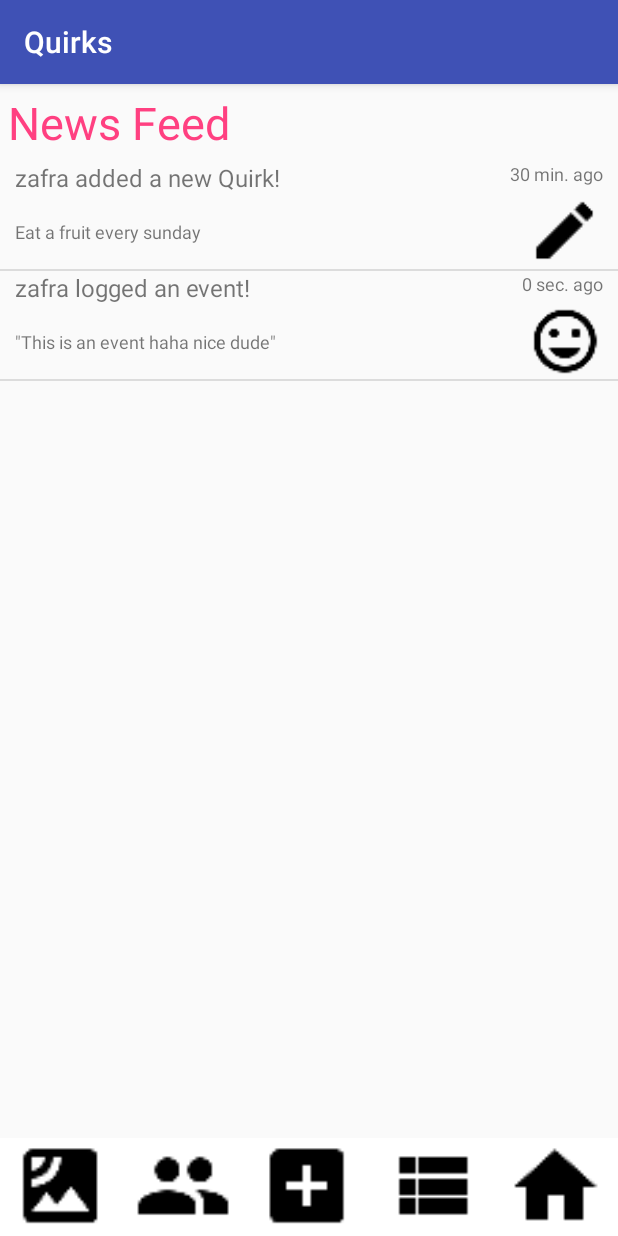
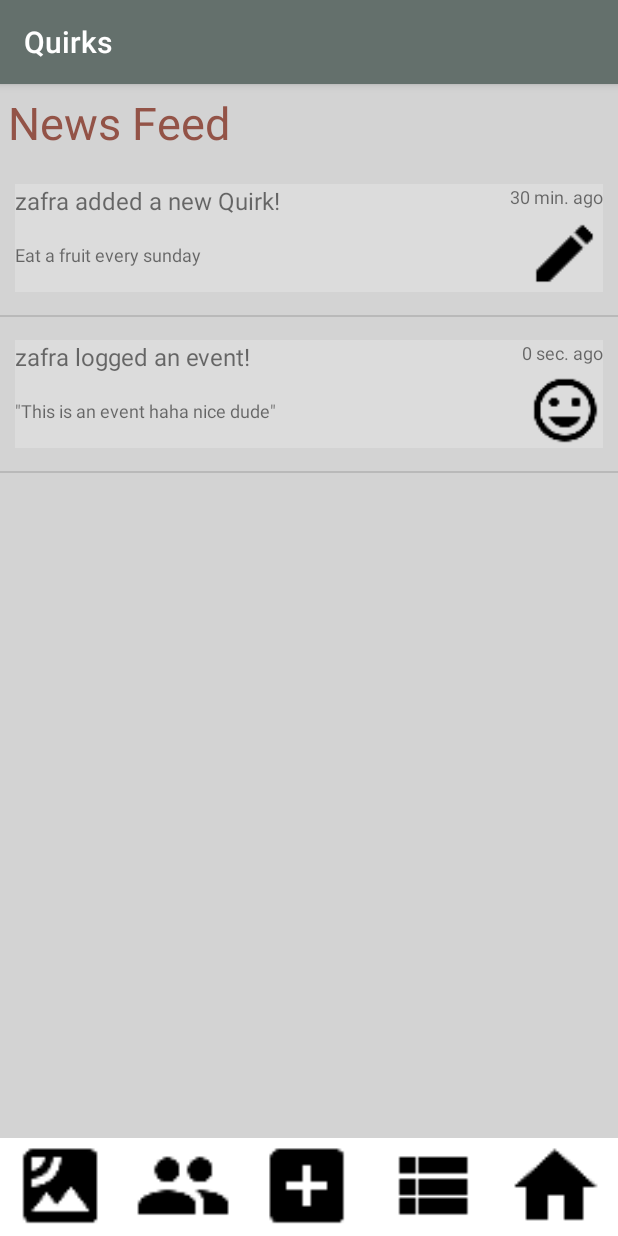
Before and after one commit to ahnguyen03/Quirks, an Android app: the screen it shows after launch (MainActivity), on a phone screen of 412 x 824 dp. Run offline under Robolectric (Android 15) with nearby library versions, the phone set to English and light mode, and no system bars.

Commit message:
Better looking UI

```diff
--- a/app/src/main/res/layout/activity_main.xml
+++ b/app/src/main/res/layout/activity_main.xml
@@ -4,6 +4,7 @@
     xmlns:tools="http://schemas.android.com/tools"
     android:layout_width="match_parent"
     android:layout_height="match_parent"
+    android:background="@color/background"
     tools:context="cmput301f17t12.quirks.Activities.MainActivity">
 
     <LinearLayout
--- a/app/src/main/res/layout/newsitem.xml
+++ b/app/src/main/res/layout/newsitem.xml
@@ -9,7 +9,10 @@
         android:layout_gravity="center"
         android:orientation="vertical"
         android:layout_marginStart="10dp"
-        android:layout_marginEnd="10dp">
+        android:layout_marginTop="15dp"
+        android:layout_marginBottom="15dp"
+        android:layout_marginEnd="10dp"
+        android:background="@color/backgroundlight">
 
         <RelativeLayout
             android:layout_width="match_parent"
--- a/app/src/main/res/values/colors.xml
+++ b/app/src/main/res/values/colors.xml
@@ -1,7 +1,14 @@
 <?xml version="1.0" encoding="utf-8"?>
 <resources>
-    <color name="colorPrimary">#3F51B5</color>
-    <color name="colorPrimaryDark">#303F9F</color>
-    <color name="colorAccent">#FF4081</color>
+    <color name="colorPrimary">#64706c</color>
+    <color name="colorPrimaryDark">#283018</color>
+    <color name="colorAccent">#935347</color>
+
+
     <color name="white">#FFFFFF</color>
+    <color name="background">#D3D3D3</color>
+    <color name="backgroundlight">#DCDCDC</color>
+    <color name="backgrounddark">#A9A9A9</color>
+    <color name="backgroundaccent">#2F4F4F</color>
+
 </resources>
```
